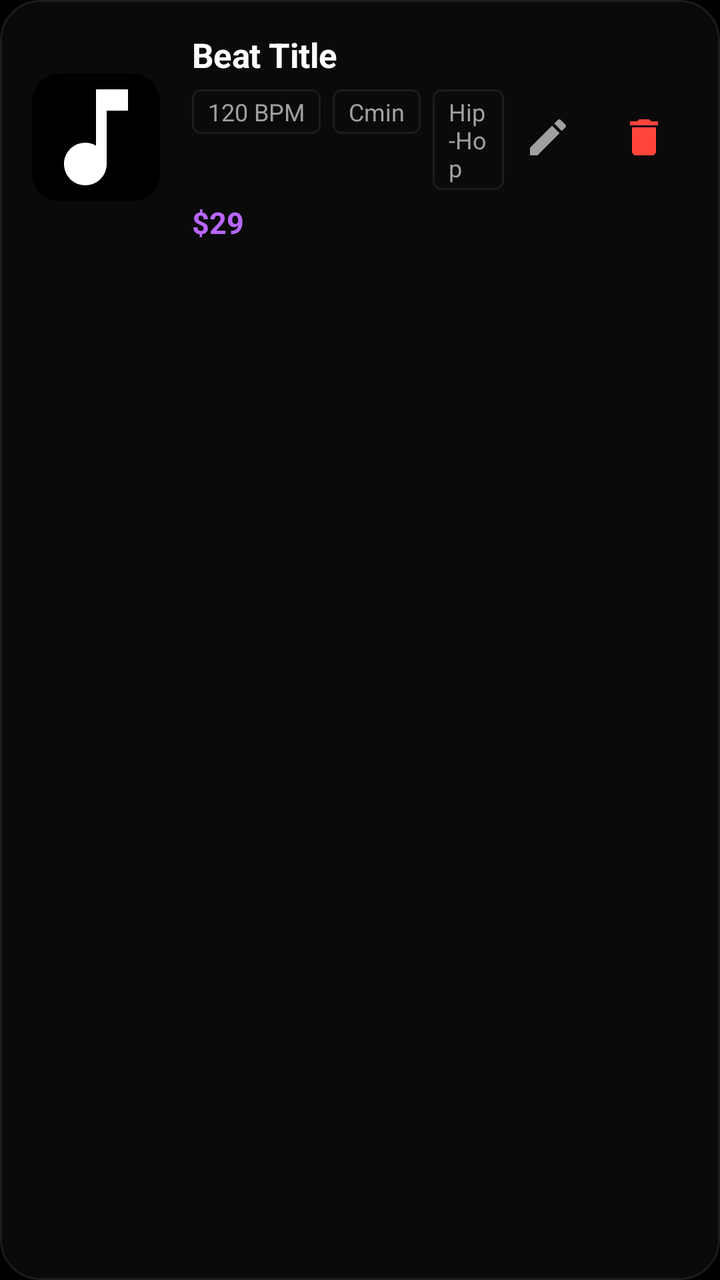
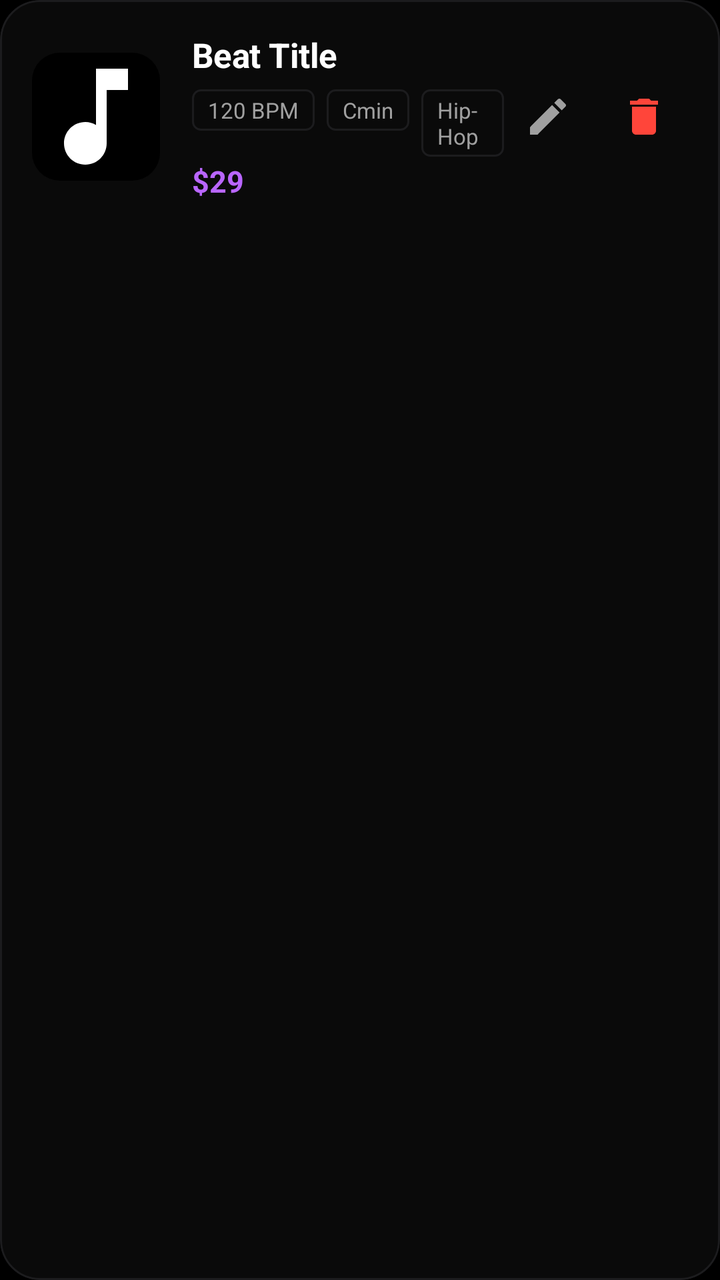

Compare the two renders of this Android layout. The source of the first and the diff that turns it into the second are given below.
<!-- AndroidManifest.xml: application theme Theme.BeatHouse.Splash -->
<!-- res/layout/item_seller_beat.xml -->
<?xml version="1.0" encoding="utf-8"?>
<com.google.android.material.card.MaterialCardView
    xmlns:android="http://schemas.android.com/apk/res/android"
    xmlns:app="http://schemas.android.com/apk/res-auto"
    android:layout_width="match_parent"
    android:layout_height="wrap_content"
    android:layout_marginHorizontal="16dp"
    android:layout_marginVertical="8dp"
    app:cardCornerRadius="20dp"
    app:cardElevation="0dp"
    app:cardBackgroundColor="@color/surface_container"
    app:strokeColor="@color/outline"
    app:strokeWidth="1dp">

    <LinearLayout
        android:layout_width="match_parent"
        android:layout_height="wrap_content"
        android:orientation="horizontal"
        android:padding="16dp"
        android:gravity="center_vertical">

        
        <com.google.android.material.card.MaterialCardView
            android:layout_width="64dp"
            android:layout_height="64dp"
            app:cardCornerRadius="14dp"
            app:cardElevation="0dp"
            app:strokeWidth="0dp">
            <ImageView
                android:id="@+id/ivBeatCover"
                android:layout_width="match_parent"
                android:layout_height="match_parent"
                android:scaleType="centerCrop"
                android:src="@drawable/ic_music_note"
                android:background="@color/surface_variant" />
        </com.google.android.material.card.MaterialCardView>

        <LinearLayout
            android:layout_width="0dp"
            android:layout_height="wrap_content"
            android:layout_weight="1"
            android:orientation="vertical"
            android:layout_marginStart="16dp">

            <TextView
                android:id="@+id/tvBeatTitle"
                android:layout_width="wrap_content"
                android:layout_height="wrap_content"
                android:text="Beat Title"
                android:textColor="@color/on_surface"
                android:textSize="17sp"
                android:textStyle="bold"
                android:letterSpacing="-0.01" />

            <LinearLayout
                android:layout_width="wrap_content"
                android:layout_height="wrap_content"
                android:layout_marginTop="6dp"
                android:orientation="horizontal">

                <TextView
                    android:id="@+id/tvBeatBpm"
                    android:layout_width="wrap_content"
                    android:layout_height="wrap_content"
                    android:text="120 BPM"
                    android:textSize="12sp"
                    android:textColor="@color/on_surface_variant"
                    android:paddingHorizontal="8dp"
                    android:paddingVertical="3dp"
                    android:background="@drawable/tag_background" />

                <TextView
                    android:id="@+id/tvBeatKey"
                    android:layout_width="wrap_content"
                    android:layout_height="wrap_content"
                    android:layout_marginStart="6dp"
                    android:text="Cmin"
                    android:textSize="12sp"
                    android:textColor="@color/on_surface_variant"
                    android:paddingHorizontal="8dp"
                    android:paddingVertical="3dp"
                    android:background="@drawable/tag_background" />

                <TextView
                    android:id="@+id/tvBeatGenre"
                    android:layout_width="wrap_content"
                    android:layout_height="wrap_content"
                    android:layout_marginStart="6dp"
                    android:text="Hip-Hop"
                    android:textSize="12sp"
                    android:textColor="@color/on_surface_variant"
                    android:paddingHorizontal="8dp"
                    android:paddingVertical="3dp"
                    android:background="@drawable/tag_background" />
            </LinearLayout>

            <TextView
                android:id="@+id/tvBeatPrice"
                android:layout_width="wrap_content"
                android:layout_height="wrap_content"
                android:layout_marginTop="6dp"
                android:text="$29"
                android:textColor="@color/primary"
                android:textSize="15sp"
                android:textStyle="bold" />

        </LinearLayout>

        
        <LinearLayout
            android:layout_width="wrap_content"
            android:layout_height="wrap_content"
            android:orientation="horizontal"
            android:gravity="center">

            <ImageButton
                android:id="@+id/btnEditBeat"
                android:layout_width="44dp"
                android:layout_height="44dp"
                android:src="@drawable/ic_edit"
                android:background="?attr/selectableItemBackgroundBorderless"
                android:contentDescription="Edit"
                app:tint="@color/on_surface_variant" />

            <ImageButton
                android:id="@+id/btnDeleteBeat"
                android:layout_width="44dp"
                android:layout_height="44dp"
                android:layout_marginStart="4dp"
                android:src="@drawable/ic_delete"
                android:background="?attr/selectableItemBackgroundBorderless"
                android:contentDescription="Delete"
                app:tint="@color/error" />

        </LinearLayout>

    </LinearLayout>

</com.google.android.material.card.MaterialCardView>
<!-- resources referenced by this layout -->
<resources>
  <color name="error">#FF453A</color>
  <color name="on_surface">#FFFFFF</color>
  <color name="on_surface_variant">#A0A0A0</color>
  <color name="outline">#1C1C1E</color>
  <color name="primary">#B966FF</color>
  <color name="surface_container">#0A0A0A</color>
  <color name="surface_variant">#000000</color>
  <!-- drawable ic_delete (drawable) -->
  <?xml version="1.0" encoding="utf-8"?>
  <vector xmlns:android="http://schemas.android.com/apk/res/android"
      android:width="24dp"
      android:height="24dp"
      android:viewportWidth="24"
      android:viewportHeight="24">
      <path
          android:fillColor="#F44336"
          android:pathData="M6,19c0,1.1 0.9,2 2,2h8c1.1,0 2,-0.9 2,-2V7H6v12zM19,4h-3.5l-1,-1h-5l-1,1H5v2h14V4z"/>
  </vector>
  <!-- drawable ic_edit (drawable) -->
  <vector xmlns:android="http://schemas.android.com/apk/res/android"
      android:width="24dp"
      android:height="24dp"
      android:viewportWidth="24"
      android:viewportHeight="24">
      <path
          android:fillColor="@android:color/white"
          android:pathData="M3,17.25V21h3.75L17.81,9.94l-3.75,-3.75L3,17.25zM20.71,7.04c0.39,-0.39 0.39,-1.02 0,-1.41l-2.34,-2.34c-0.39,-0.39 -1.02,-0.39 -1.41,0l-1.83,1.83 3.75,3.75 1.83,-1.83z"/>
  </vector>
  <!-- drawable ic_music_note (drawable) -->
  <vector xmlns:android="http://schemas.android.com/apk/res/android"
      android:width="24dp"
      android:height="24dp"
      android:viewportWidth="24"
      android:viewportHeight="24"
      android:tint="?attr/colorOnSurface">
      <path
          android:fillColor="@android:color/white"
          android:pathData="M12,3v10.55c-0.59,-0.34 -1.27,-0.55 -2,-0.55 -2.21,0 -4,1.79 -4,4s1.79,4 4,4 4,-1.79 4,-4V7h4V3h-6z"/>
  </vector>
  <!-- drawable tag_background (drawable) -->
  <shape xmlns:android="http://schemas.android.com/apk/res/android">
      <corners android:radius="4dp" />
      <stroke android:width="1dp" android:color="@color/outline" />
      <solid android:color="@android:color/transparent" />
  </shape>
  <style name="Theme.BeatHouse.Splash" parent="Theme.BeatHouse">
          <item name="android:windowBackground">@color/background</item>
      </style>
  <color name="background">#000000</color>
  <color name="primary_container">#1A0033</color>
  <color name="on_primary">#FFFFFF</color>
  <color name="secondary">#8E8E93</color>
  <color name="secondary_container">#151517</color>
  <color name="on_secondary">#FFFFFF</color>
  <color name="error_container">#330000</color>
  <color name="surface">#000000</color>
  <style name="Widget.BeatHouse.Card" parent="Widget.Material3.CardView.Elevated">
          <item name="cardCornerRadius">18dp</item>
          <item name="cardElevation">0dp</item>
          <item name="strokeColor">@color/outline</item>
          <item name="strokeWidth">1dp</item>
          <item name="cardBackgroundColor">@color/surface_container</item>
      </style>
  <style name="Widget.BeatHouse.AppBarLayout" parent="Widget.Material3.AppBarLayout">
          <item name="android:background">@color/surface</item>
          <item name="backgroundTint">@color/surface</item>
      </style>
  <style name="Widget.BeatHouse.Chip" parent="Widget.Material3.Chip.Filter">
          <item name="chipCornerRadius">12dp</item>
          <item name="chipStrokeColor">@color/outline</item>
          <item name="chipStrokeWidth">1dp</item>
          <item name="android:textColor">@color/on_surface_variant</item>
          <item name="chipBackgroundColor">@color/surface_container</item>
          <item name="checkedIconTint">@color/primary</item>
          <item name="android:textSize">14sp</item>
      </style>
  <!-- unchanged entries left out for length: 4 -->
</resources>

<!-- the commit's change to res/layout/item_seller_beat.xml (unified diff, before → after) -->
@@ -40,7 +40,8 @@
             android:layout_height="wrap_content"
             android:layout_weight="1"
             android:orientation="vertical"
-            android:layout_marginStart="16dp">
+            android:layout_marginStart="16dp"
+            android:layout_gravity="center_vertical">
 
             <TextView
                 android:id="@+id/tvBeatTitle"
@@ -63,7 +64,7 @@
                     android:layout_width="wrap_content"
                     android:layout_height="wrap_content"
                     android:text="120 BPM"
-                    android:textSize="12sp"
+                    android:textSize="11sp"
                     android:textColor="@color/on_surface_variant"
                     android:paddingHorizontal="8dp"
                     android:paddingVertical="3dp"
@@ -75,7 +76,7 @@
                     android:layout_height="wrap_content"
                     android:layout_marginStart="6dp"
                     android:text="Cmin"
-                    android:textSize="12sp"
+                    android:textSize="11sp"
                     android:textColor="@color/on_surface_variant"
                     android:paddingHorizontal="8dp"
                     android:paddingVertical="3dp"
@@ -87,7 +88,7 @@
                     android:layout_height="wrap_content"
                     android:layout_marginStart="6dp"
                     android:text="Hip-Hop"
-                    android:textSize="12sp"
+                    android:textSize="11sp"
                     android:textColor="@color/on_surface_variant"
                     android:paddingHorizontal="8dp"
                     android:paddingVertical="3dp"
@@ -98,7 +99,7 @@
                 android:id="@+id/tvBeatPrice"
                 android:layout_width="wrap_content"
                 android:layout_height="wrap_content"
-                android:layout_marginTop="6dp"
+                android:layout_marginTop="2dp"
                 android:text="$29"
                 android:textColor="@color/primary"
                 android:textSize="15sp"
